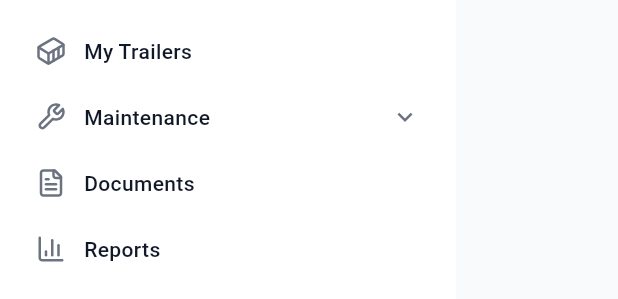
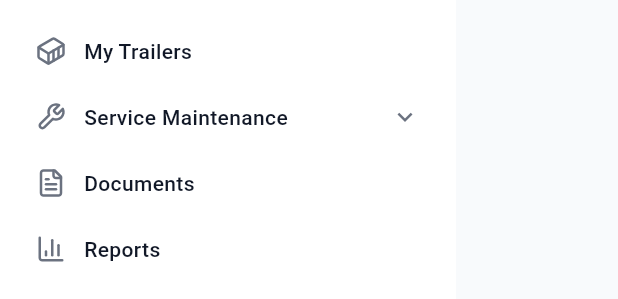
Before and after one commit to anjaneyulu1034/Rapide_nforce, a Flutter app: the AppDrawer widget shown alone on an empty page, opened directly with empty values, on a phone screen of 412 x 824 dp. Shown: the part 333-632 px from the top of the screen. Run offline on Flutter 3.47's test engine with Material 3 defaults, Android fonts, the light colour scheme and no system bars; our stand-ins replace dio, file_picker, flutter_svg, open_filex, pdf, printing and 2 more; accounts and stored records are empty.

Commit message:
Update mobile drawer to match web sidebar structure under Service Maintenance

```diff
--- a/lib/core/utils/menu_route_mapper.dart
+++ b/lib/core/utils/menu_route_mapper.dart
@@ -25,12 +25,16 @@ class MenuRouteMapper {
       case '/maintenance':
       case '/work-orders':
       case '/work-orders-review':
+      case '/maintenance/work-orders':
         return AppRoute.maintenance;
       case '/fault-codes':
+      case '/maintenance/fault-codes':
         return AppRoute.faultCodes;
       case '/inventory':
+      case '/maintenance/inventory':
         return AppRoute.inventory;
       case '/logs':
+      case '/maintenance/logs':
         return AppRoute.logs;
       case '/documents':
         return AppRoute.documents;
@@ -60,7 +64,7 @@ class MenuRouteMapper {
 
   static bool isMaintenanceLabel(String label) {
     final name = label.trim().toLowerCase();
-    return name == 'maintenance';
+    return name.contains('maintenance');
   }
 
   static bool isStandaloneMaintenanceChild(String label) {
--- a/lib/ui/widgets/app_drawer.dart
+++ b/lib/ui/widgets/app_drawer.dart
@@ -201,12 +201,17 @@ class _AppDrawerState extends State<AppDrawer> {
       NavMenuItem(id: 'trailers', label: 'My Trailers', path: '/trailers'),
       NavMenuItem(
         id: 'maintenance',
-        label: 'Maintenance',
+        label: 'Service Maintenance',
         path: '/maintenance',
         children: [
           NavMenuItem(
+            id: 'inventory',
+            label: 'Inventory',
+            path: '/inventory',
+          ),
+          NavMenuItem(
             id: 'maintenance-hub',
-            label: 'Maintenance',
+            label: 'Work Orders',
             path: '/maintenance',
           ),
           NavMenuItem(
```
Also changed, not shown: lib/services/menu_service.dart (+7 -2 lines).
